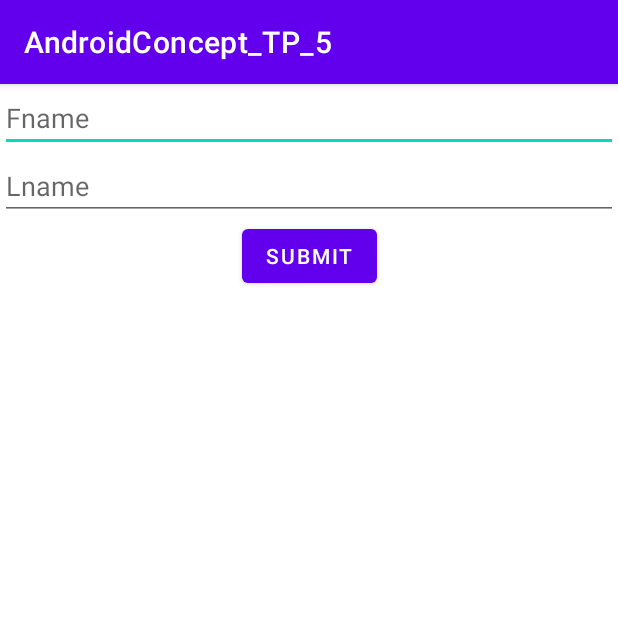
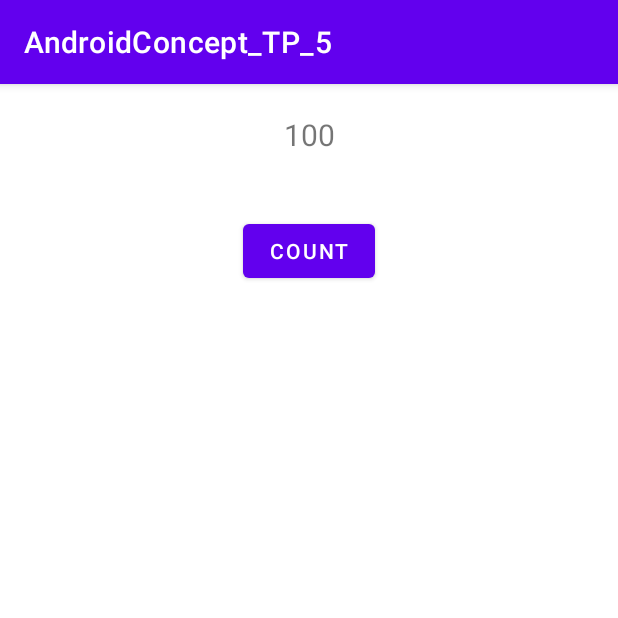
Before and after one commit to siddhantpatel01/AndroidConcept_TP_5a, an Android app: the screen it shows after launch (DatabindingActivity before the commit, ViewModelDemoActivity after it), on a phone screen of 412 x 824 dp, the top half of it. Run offline under Robolectric (Android 15) with nearby library versions, the phone set to English and light mode, and no system bars; our stand-ins replace data binding.

Commit message:
DataBinding/Countproject

```diff
--- a/app/build.gradle
+++ b/app/build.gradle
@@ -38,12 +38,18 @@ android {
 }
 
 dependencies {
+    def lifecycle_version = "2.6.0"
 
     implementation 'androidx.core:core-ktx:1.7.0'
     implementation 'androidx.appcompat:appcompat:1.4.1'
     implementation 'com.google.android.material:material:1.5.0'
     implementation 'androidx.constraintlayout:constraintlayout:2.1.4'
     implementation 'com.google.code.gson:gson:2.8.9'
+
+    // ViewModel
+    implementation "androidx.lifecycle:lifecycle-viewmodel-ktx:$lifecycle_version"
+    // LiveData
+    implementation "androidx.lifecycle:lifecycle-livedata-ktx:$lifecycle_version"
 
 
 
--- a/app/src/main/AndroidManifest.xml
+++ b/app/src/main/AndroidManifest.xml
@@ -15,12 +15,20 @@
         android:theme="@style/Theme.AndroidConcept_TP_5"
         tools:targetApi="31">
         <activity
-            android:name=".activity.DatabindingActivity"
+            android:name=".activity.ViewModelDemoActivity"
             android:exported="true">
             <intent-filter>
                 <action android:name="android.intent.action.MAIN" />
                 <category android:name="android.intent.category.LAUNCHER" />
             </intent-filter>
+        </activity>
+        <activity
+            android:name=".activity.DatabindingActivity"
+            android:exported="true">
+<!--            <intent-filter>-->
+<!--                <action android:name="android.intent.action.MAIN" />-->
+<!--                <category android:name="android.intent.category.LAUNCHER" />-->
+<!--            </intent-filter>-->
         </activity>
         <activity
             android:name=".activity.BaseActivity"
@@ -37,10 +45,11 @@
         <activity
             android:name=".activity.DialogsActivity"
             android:exported="true">
-<!--            <intent-filter>-->
-<!--                <action android:name="android.intent.action.MAIN" />-->
-<!--                <category android:name="android.intent.category.LAUNCHER" />-->
-<!--            </intent-filter>-->
+
+            <!-- <intent-filter> -->
+            <!-- <action android:name="android.intent.action.MAIN" /> -->
+            <!-- <category android:name="android.intent.category.LAUNCHER" /> -->
+            <!-- </intent-filter> -->
         </activity>
         <activity
             android:name=".activity.MaterialUiActivity"
--- /dev/null
+++ b/app/src/main/java/com/example/androidconcept_tp_5/activity/ViewModelDemoActivity.kt
@@ -0,0 +1,31 @@
+package com.example.androidconcept_tp_5.activity
+
+import androidx.appcompat.app.AppCompatActivity
+import android.os.Bundle
+import androidx.databinding.DataBindingUtil
+import androidx.lifecycle.ViewModelProvider
+import com.example.androidconcept_tp_5.R
+import com.example.androidconcept_tp_5.databinding.ActivityViewModelDemoBinding
+import com.example.androidconcept_tp_5.viewModels.ViewModelDemoActivityViewModel
+
+class ViewModelDemoActivity : AppCompatActivity() {
+    lateinit var binding: ActivityViewModelDemoBinding
+    lateinit var viewModel: ViewModelDemoActivityViewModel
+
+    override fun onCreate(savedInstanceState: Bundle?) {
+        super.onCreate(savedInstanceState)
+        binding = DataBindingUtil.setContentView(this, R.layout.activity_view_model_demo)
+        viewModel = ViewModelProvider(this)[ViewModelDemoActivityViewModel::class.java]
+        binding.lifecycleOwner = this
+        binding.myViewModel = viewModel
+
+
+
+//        binding.tvCount.text = viewModel._count.toString()
+
+        binding.btnCount.setOnClickListener {
+            viewModel.updateCount()
+//            binding.tvCount.text = viewModel._count.toString()
+        }
+    }
+}
--- /dev/null
+++ b/app/src/main/java/com/example/androidconcept_tp_5/viewModels/ViewModelDemoActivityViewModel.kt
@@ -0,0 +1,12 @@
+package com.example.androidconcept_tp_5.viewModels
+
+import androidx.lifecycle.ViewModel
+
+class ViewModelDemoActivityViewModel: ViewModel() {
+    var _count: Int = 100
+
+
+    fun updateCount(){
+        _count++
+    }
+}
--- /dev/null
+++ b/app/src/main/res/layout/activity_view_model_demo.xml
@@ -0,0 +1,39 @@
+<?xml version="1.0" encoding="utf-8"?>
+<layout xmlns:android="http://schemas.android.com/apk/res/android"
+    xmlns:app="http://schemas.android.com/apk/res-auto"
+    xmlns:tools="http://schemas.android.com/tools">
+
+    <data>
+        <variable
+            name="myViewModel"
+            type="com.example.androidconcept_tp_5.viewModels.ViewModelDemoActivityViewModel" />
+    </data>
+
+    <androidx.constraintlayout.widget.ConstraintLayout
+        android:layout_width="match_parent"
+        android:layout_height="match_parent"
+        tools:context=".activity.ViewModelDemoActivity">
+
+        <TextView
+            android:layout_width="wrap_content"
+            android:layout_height="wrap_content"
+            android:id="@+id/tv_count"
+            android:text="@{String.valueOf(myViewModel._count)}"
+            android:layout_marginTop="20dp"
+            android:textSize="@dimen/txt_size"
+            app:layout_constraintTop_toTopOf="parent"
+            app:layout_constraintStart_toStartOf="parent"
+            app:layout_constraintEnd_toEndOf="parent" />
+
+        <com.google.android.material.button.MaterialButton
+            android:layout_width="wrap_content"
+            android:layout_height="wrap_content"
+            android:id="@+id/btn_count"
+            android:text="Count"
+            app:layout_constraintTop_toBottomOf="@id/tv_count"
+            app:layout_constraintStart_toStartOf="parent"
+            app:layout_constraintEnd_toEndOf="parent"
+            android:layout_marginTop="40dp" />
+
+    </androidx.constraintlayout.widget.ConstraintLayout>
+</layout>
--- a/app/src/main/res/values/dimen.xml
+++ b/app/src/main/res/values/dimen.xml
@@ -1,4 +1,5 @@
 <?xml version="1.0" encoding="utf-8"?>
 <resources>
-    <dimen name="btn_txt_size">20sp</dimen>
+    <dimen name="btn_txt_size">20sp</dimen>.
+    <dimen name="txt_size">20sp</dimen>
 </resources>
```
